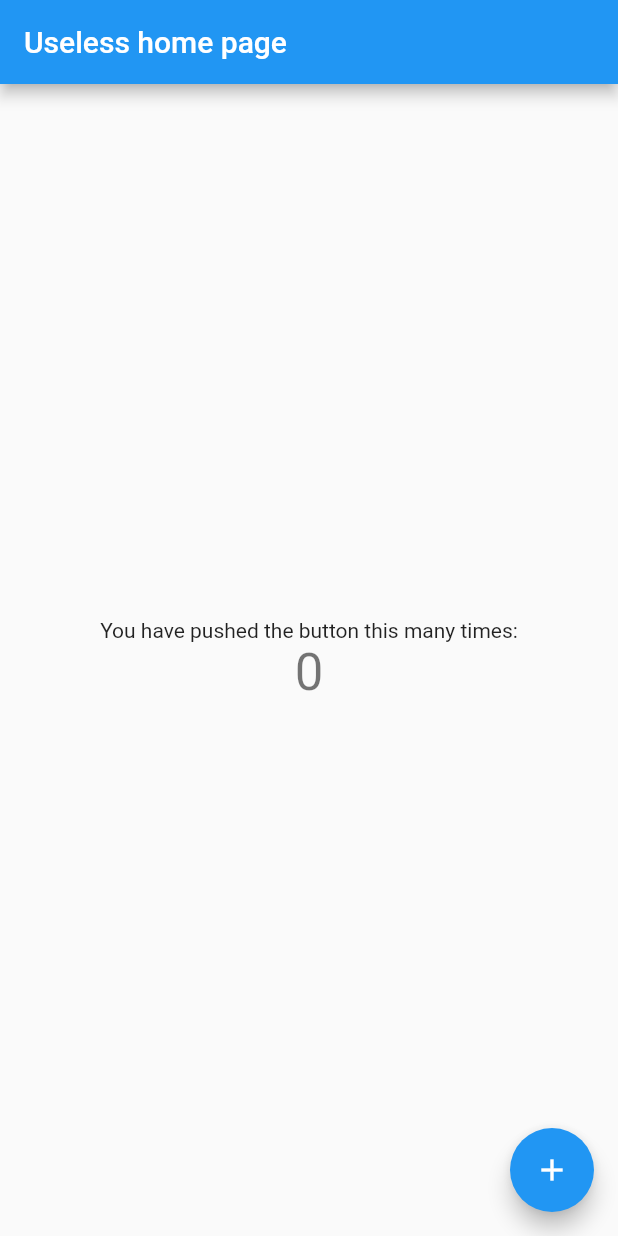
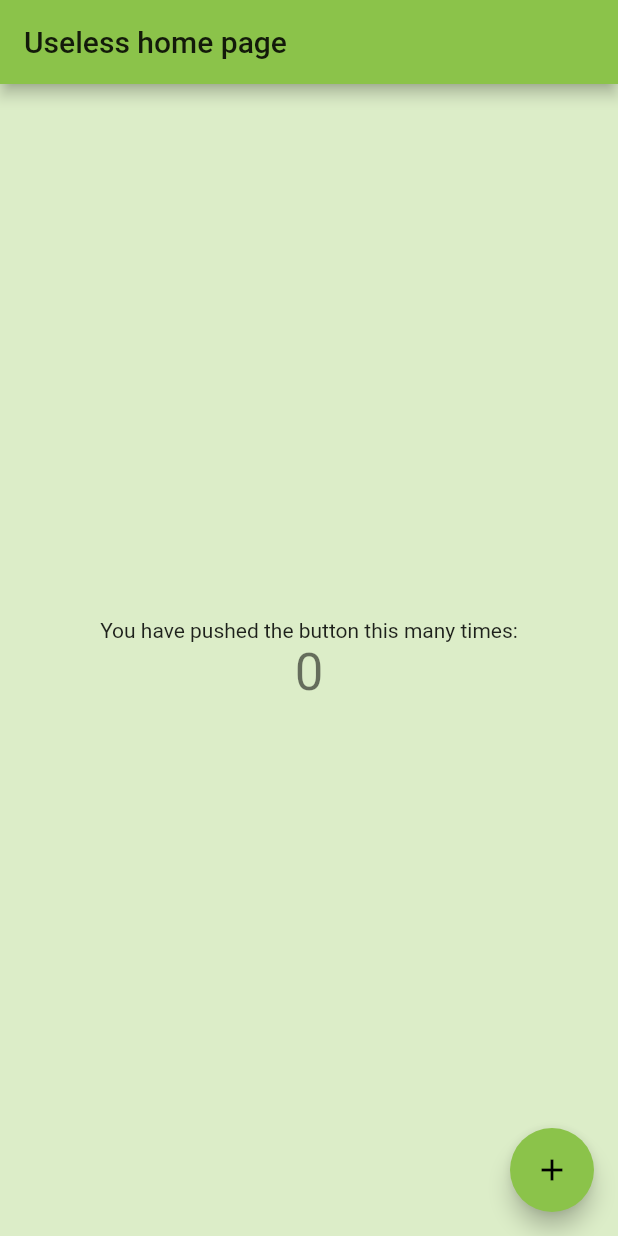
Before and after one commit to awmanoj/useless_app, a Flutter app: the screen it shows after launch, on a phone screen of 412 x 824 dp. Run offline on Flutter 3.47's test engine with Material 2 defaults, Android fonts, the phone set to English and light mode, and no system bars; our stand-ins replace shared_preferences.

```diff
--- a/lib/main.dart
+++ b/lib/main.dart
@@ -1,4 +1,5 @@
 import 'package:flutter/material.dart';
+import 'package:shared_preferences/shared_preferences.dart';
 
 void main() {
   runApp(MyApp());
@@ -9,6 +10,7 @@ class MyApp extends StatelessWidget {
   @override
   Widget build(BuildContext context) {
     return MaterialApp(
+      debugShowCheckedModeBanner: false,
       title: 'Useless App',
       theme: ThemeData(
         // This is the theme of your application.
@@ -20,11 +22,13 @@ class MyApp extends StatelessWidget {
         // or simply save your changes to "hot reload" in a Flutter IDE).
         // Notice that the counter didn't reset back to zero; the application
         // is not restarted.
-        primarySwatch: Colors.blue,
+        primarySwatch: Colors.lightGreen,
+        canvasColor: Colors.lightGreen.shade100 ,
         // This makes the visual density adapt to the platform that you run
         // the app on. For desktop platforms, the controls will be smaller and
         // closer together (more dense) than on mobile platforms.
         visualDensity: VisualDensity.adaptivePlatformDensity,
+        platform: TargetPlatform.android,
       ),
       home: MyHomePage(title: 'Useless home page'),
     );
@@ -61,6 +65,13 @@ class _MyHomePageState extends State<MyHomePage> {
       // called again, and so nothing would appear to happen.
       _counter++;
     });
+  }
+
+  void _updateSharedPreferences() async {
+    SharedPreferences prefs = await SharedPreferences.getInstance();
+    int counter = (prefs.getInt('counter') ?? 0) + 1;
+    print('Pressed $counter times');
+    await prefs.setInt('counter', counter);
   }
 
   @override
--- a/pubspec.yaml
+++ b/pubspec.yaml
@@ -24,6 +24,7 @@ dependencies:
   flutter:
     sdk: flutter
 
+  shared_preferences: ^0.5.1+1
 
   # The following adds the Cupertino Icons font to your application.
   # Use with the CupertinoIcons class for iOS style icons.
```
Also changed, not shown: pubspec.lock, 3 other files.
